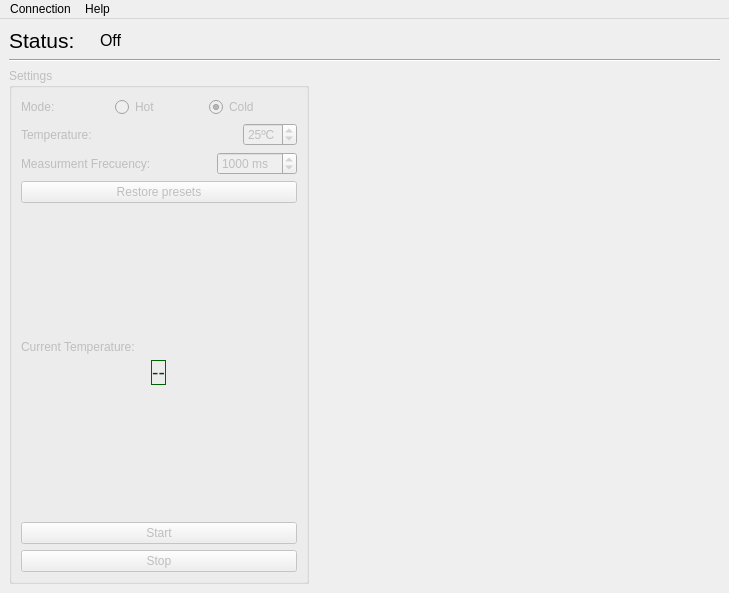
Before: the Qt Designer form interface/designerFiles/mainWindow.ui in ccarb/ThermstUtils, drawn with Qt 5.
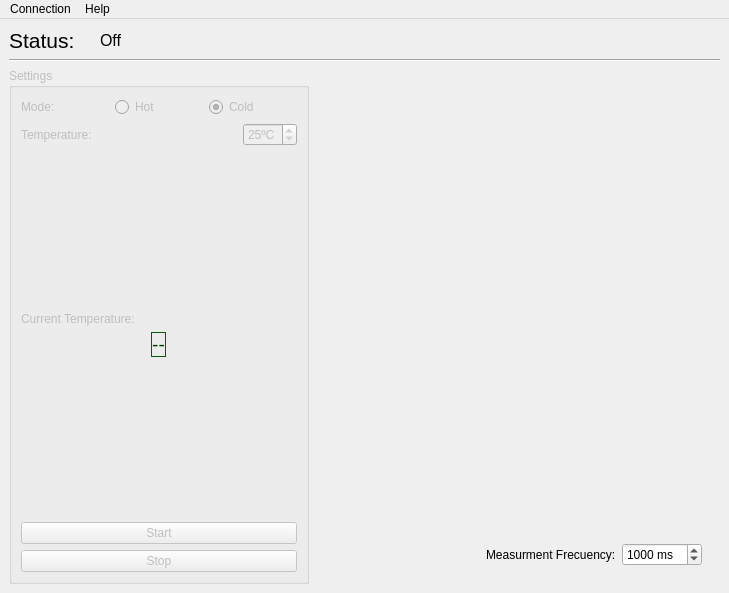
After: the same form once the commit is applied. Icons and pictures are not drawn. Custom widgets are drawn as their Qt base class.

Commit message: Layout reorganization

Diff of the .ui file:
```diff
--- a/interface/designerFiles/mainWindow.ui
+++ b/interface/designerFiles/mainWindow.ui
@@ -33,9 +33,7 @@
    <property name="enabled">
     <bool>true</bool>
    </property>
-   <layout class="QHBoxLayout" name="horizontalLayout">
-    <item>
-     <layout class="QVBoxLayout" name="verticalLayout_4">
+   <layout class="QVBoxLayout" name="verticalLayout_2">
       <item>
        <layout class="QHBoxLayout" name="StatusArea">
         <item>
@@ -223,53 +221,6 @@
              </item>
             </layout>
            </item>
-           <item>
-            <layout class="QHBoxLayout" name="setMeasurementFrequencyLayout">
-             <item>
-              <widget class="QLabel" name="freqMeasurementLabel">
-               <property name="text">
-                <string>Measurment Frecuency:</string>
-               </property>
-              </widget>
-             </item>
-             <item>
-              <spacer name="freqMeasSpacer">
-               <property name="orientation">
-                <enum>Qt::Horizontal</enum>
-               </property>
-               <property name="sizeHint" stdset="0">
-                <size>
-                 <width>40</width>
-                 <height>20</height>
-                </size>
-               </property>
-              </spacer>
-             </item>
-             <item>
-              <widget class="QSpinBox" name="freqMeasurementInputBox">
-               <property name="suffix">
-                <string> ms</string>
-               </property>
-               <property name="minimum">
-                <number>500</number>
-               </property>
-               <property name="maximum">
-                <number>10000</number>
-               </property>
-               <property name="value">
-                <number>1000</number>
-               </property>
-              </widget>
-             </item>
-            </layout>
-           </item>
-           <item>
-            <widget class="QPushButton" name="restorePresetsButton">
-             <property name="text">
-              <string>Restore presets</string>
-             </property>
-            </widget>
-           </item>
            <item>
             <spacer name="verticalSpacer">
              <property name="orientation">
@@ -785,7 +736,7 @@
           <property name="autoFillBackground">
            <bool>true</bool>
           </property>
-          <layout class="QHBoxLayout" name="horizontalLayout_2">
+        <layout class="QVBoxLayout" name="graphBoxLayout">
            <item>
             <widget class="PlotWidget" name="graphWidget" native="true">
              <property name="autoFillBackground">
@@ -793,10 +744,56 @@
              </property>
             </widget>
            </item>
+         <item>
+          <widget class="QWidget" name="freqMeasWidget" native="true">
+           <property name="sizePolicy">
+            <sizepolicy hsizetype="Preferred" vsizetype="Fixed">
+             <horstretch>0</horstretch>
+             <verstretch>0</verstretch>
+            </sizepolicy>
+           </property>
+           <layout class="QHBoxLayout" name="horizontalLayout">
+            <item>
+             <spacer name="freqMeasSpacer">
+              <property name="orientation">
+               <enum>Qt::Horizontal</enum>
+              </property>
+              <property name="sizeHint" stdset="0">
+               <size>
+                <width>165</width>
+                <height>20</height>
+               </size>
+              </property>
+             </spacer>
+            </item>
+            <item>
+             <widget class="QLabel" name="freqMeasurementLabel">
+              <property name="text">
+               <string>Measurment Frecuency:</string>
+              </property>
+             </widget>
+            </item>
+            <item>
+             <widget class="QSpinBox" name="freqMeasurementInputBox">
+              <property name="suffix">
+               <string> ms</string>
+              </property>
+              <property name="minimum">
+               <number>500</number>
+              </property>
+              <property name="maximum">
+               <number>10000</number>
+              </property>
+              <property name="value">
+               <number>1000</number>
+              </property>
+             </widget>
+            </item>
           </layout>
          </widget>
         </item>
        </layout>
+       </widget>
       </item>
      </layout>
     </item>
```
Left out of the diff: 16 changed lines with no effect on the pictures. Lines whose indentation alone changed are shown as unchanged. The commit also changes 1 other file.
